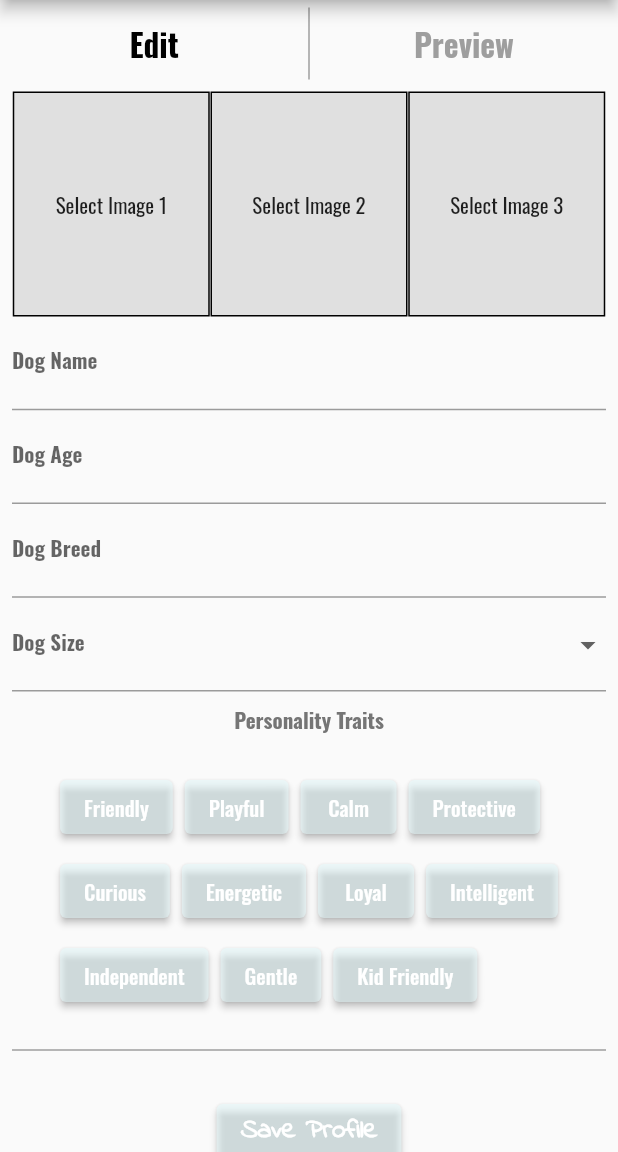
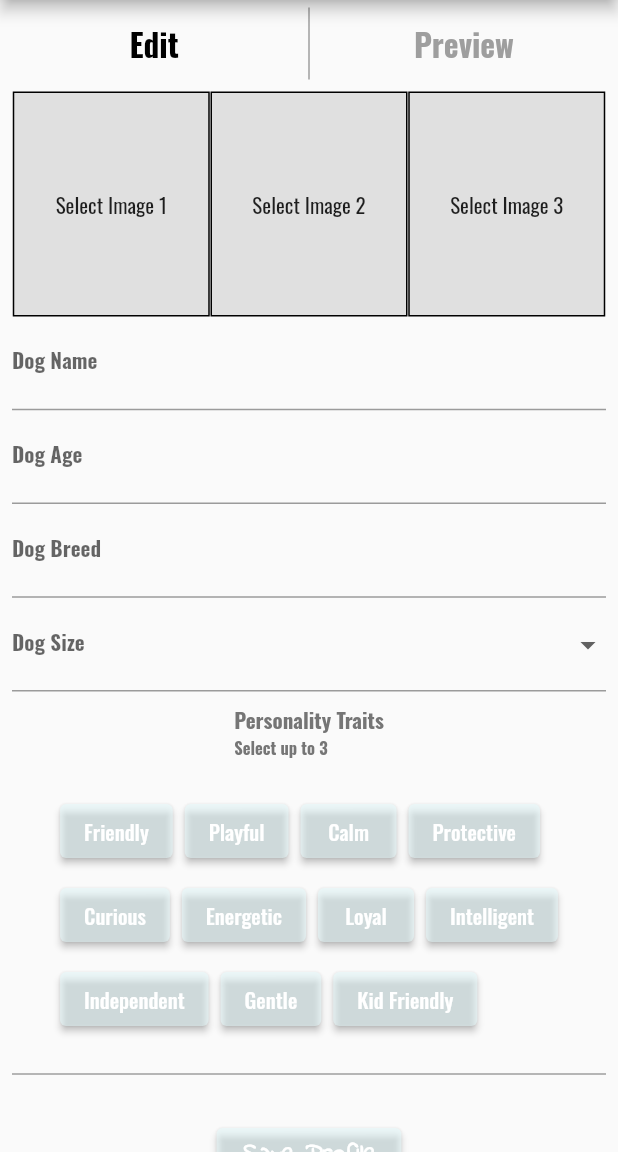
Before and after one commit to GAB8202/doggie_style, a Flutter app: the ProfileView screen opened directly, on a phone screen of 412 x 824 dp, the part 84-1236 px from its top. Run offline on Flutter 3.47's test engine with Material 2 defaults, Android fonts, the phone set to English and light mode, and no system bars.

Commit message:
set limit to traits

```diff
--- a/lib/views/profile_view.dart
+++ b/lib/views/profile_view.dart
@@ -261,6 +261,11 @@ class _ProfileViewState extends State<ProfileView> {
                        style: TextStyle(fontSize: 14, fontWeight: FontWeight.bold, color: Colors.grey[600]),
                        textAlign: TextAlign.left, //I can't figure this out
                      ),
+                     Text(
+                       "Select up to 3",
+                       style: TextStyle(fontSize: 11, fontWeight: FontWeight.bold, color: Colors.grey[600]),
+                       textAlign: TextAlign.center, //I can't figure this out
+                     ),
                    ]
                 ),
 
```
